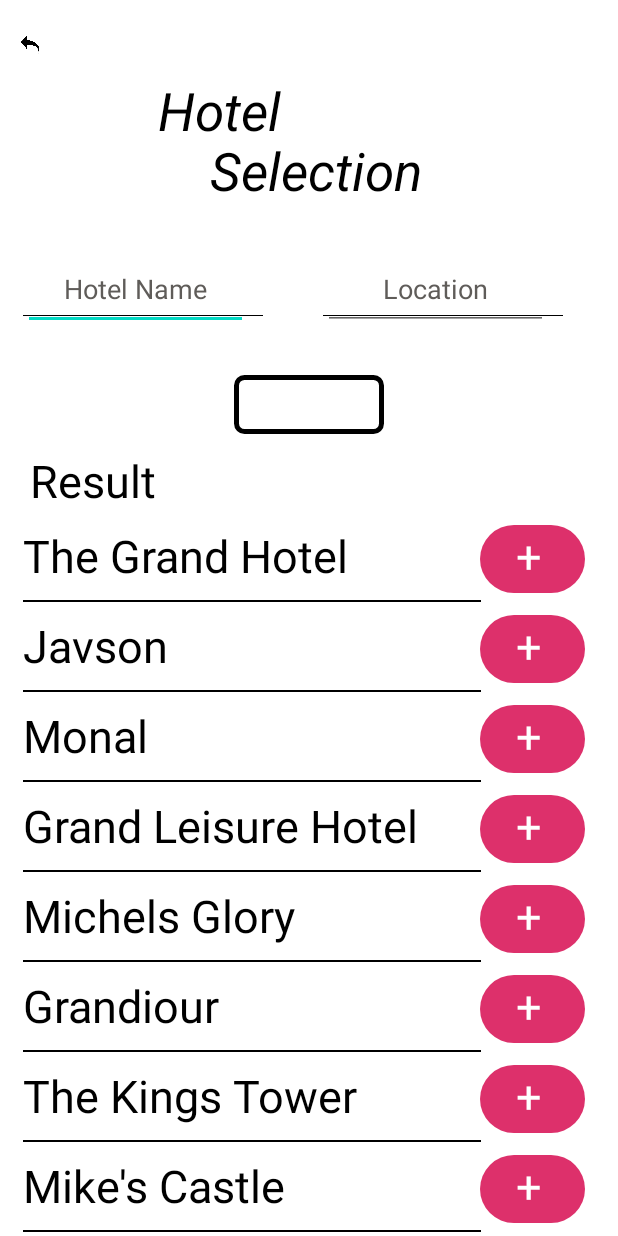
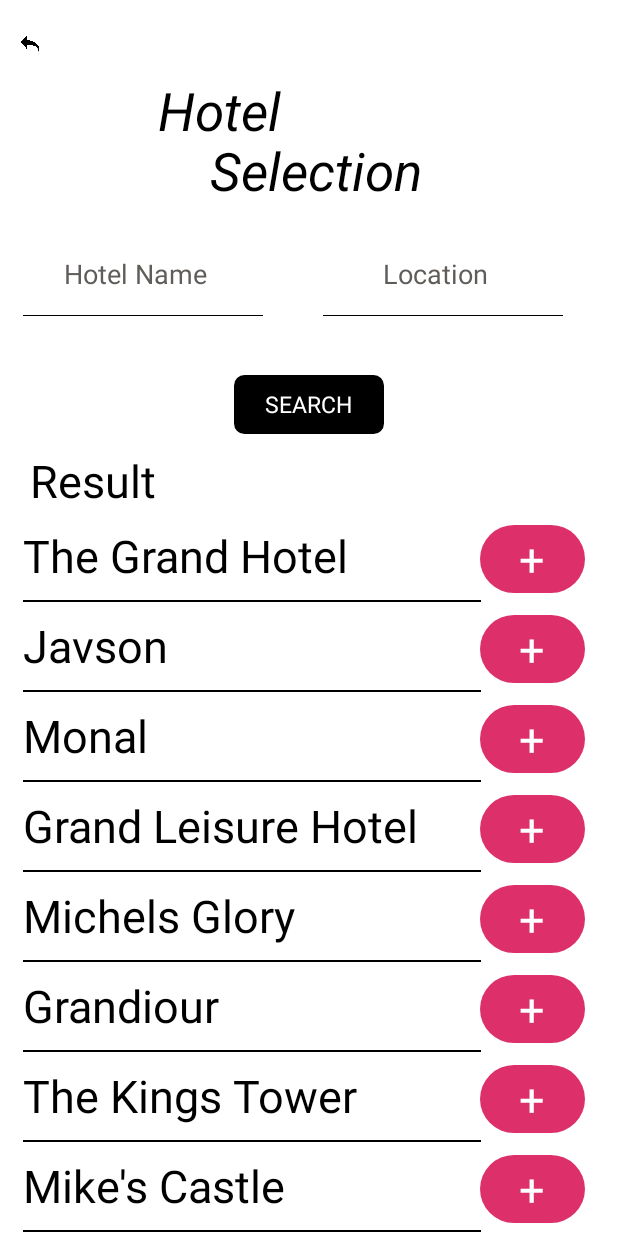
Before and after one commit to SameetAsadullah/Braille-Translator, an Android app: the Hotel_Selection screen opened directly, with no data from a screen before it, on a phone screen of 412 x 824 dp. Run offline under Robolectric (Android 15) with nearby library versions, the light colour scheme and no system bars.

Commit message:
update project files

```diff
--- a/app/src/main/java/com/sameetasadullah/i180479_i180531/HotelRegistration.java
+++ b/app/src/main/java/com/sameetasadullah/i180479_i180531/Registered_Hotels_Screen.java
@@ -9,7 +9,7 @@ import android.os.Bundle;
 import java.util.ArrayList;
 import java.util.List;
 
-public class HotelRegistration extends AppCompatActivity {
+public class Registered_Hotels_Screen extends AppCompatActivity {
 
     RecyclerView rv;
     List<Hotel_Registraion_row> ls;
@@ -17,7 +17,7 @@ public class HotelRegistration extends AppCompatActivity {
     @Override
     protected void onCreate(Bundle savedInstanceState) {
         super.onCreate(savedInstanceState);
-        setContentView(R.layout.activity_hotel_registration);
+        setContentView(R.layout.activity_registered_hotels_screen);
 
         rv = findViewById(R.id.rv);
         ls = new ArrayList<>();
--- a/app/src/main/java/com/sameetasadullah/i180479_i180531/MainActivity.java
+++ b/app/src/main/java/com/sameetasadullah/i180479_i180531/Reservations_Screen.java
@@ -9,7 +9,7 @@ import android.os.Bundle;
 import java.util.ArrayList;
 import java.util.List;
 
-public class MainActivity extends AppCompatActivity {
+public class Reservations_Screen extends AppCompatActivity {
 
 
     RecyclerView rv;
@@ -18,7 +18,7 @@ public class MainActivity extends AppCompatActivity {
     @Override
     protected void onCreate(Bundle savedInstanceState) {
         super.onCreate(savedInstanceState);
-        setContentView(R.layout.activity_main);
+        setContentView(R.layout.activity_reservations_screen);
 
         rv = findViewById(R.id.rv);
         ls = new ArrayList<>();
--- a/app/src/main/res/layout/activity_hotel_selection.xml
+++ b/app/src/main/res/layout/activity_hotel_selection.xml
@@ -38,12 +38,12 @@
     <EditText
         android:layout_width="150dp"
         android:layout_height="50dp"
+        android:layout_marginStart="15dp"
         android:layout_marginTop="170dp"
-        android:layout_marginStart="15dp"
         android:gravity="center_horizontal"
+        android:text="Hotel Name"
         android:textColor="#5F5C59"
-        android:text="Hotel Name"
-        ></EditText>
+        android:background="@null"/>
     <View
         android:background="#000"
         android:layout_width="160dp"
@@ -58,12 +58,12 @@
     <EditText
         android:layout_width="150dp"
         android:layout_height="50dp"
+        android:layout_marginStart="215dp"
         android:layout_marginTop="170dp"
-        android:layout_marginStart="215dp"
         android:gravity="center_horizontal"
+        android:text="Location"
         android:textColor="#5F5C59"
-        android:text="Location"
-        ></EditText>
+        android:background="@null"/>
     <View
         android:background="#000"
         android:layout_width="160dp"
@@ -72,23 +72,23 @@
         android:layout_gravity="center"
         android:layout_height="0.6dp"/>
 
-    <ImageView
+    <RelativeLayout
         android:layout_width="100dp"
         android:layout_height="39dp"
         android:layout_centerHorizontal="true"
         android:layout_marginTop="250dp"
         android:background="@drawable/main_screen_button_bg"
-        ></ImageView>
-    <TextView
-        android:layout_width="100dp"
-        android:layout_height="35dp"
-        android:layout_marginStart="174dp"
-        android:layout_marginTop="256dp"
-        android:textColor="@color/white"
-        android:textSize="15dp"
-        android:text="SEARCH"
-        ></TextView>
+        android:backgroundTint="#000000"
+        >
 
+        <TextView
+            android:layout_width="wrap_content"
+            android:layout_height="wrap_content"
+            android:text="SEARCH"
+            android:textColor="@color/white"
+            android:textSize="15dp"
+            android:layout_centerInParent="true"/>
+    </RelativeLayout>
 
     <TextView
         android:layout_width="100dp"
--- a/app/src/main/res/layout/activity_hotel_registration.xml
+++ b/app/src/main/res/layout/activity_registered_hotels_screen.xml
@@ -5,7 +5,7 @@
     xmlns:tools="http://schemas.android.com/tools"
     android:layout_width="match_parent"
     android:layout_height="match_parent"
-    tools:context=".HotelRegistration">
+    tools:context=".Registered_Hotels_Screen">
 
     <ImageView
         android:layout_width="20dp"
--- a/app/src/main/res/layout/activity_main.xml
+++ b/app/src/main/res/layout/activity_reservations_screen.xml
@@ -5,7 +5,7 @@
     xmlns:tools="http://schemas.android.com/tools"
     android:layout_width="match_parent"
     android:layout_height="match_parent"
-    tools:context=".MainActivity">
+    tools:context=".Reservations_Screen">
 
     <ImageView
         android:layout_width="20dp"
--- a/app/src/main/res/layout/hotel_selection_row.xml
+++ b/app/src/main/res/layout/hotel_selection_row.xml
@@ -16,21 +16,23 @@
     <RelativeLayout
         android:layout_width="match_parent"
         android:layout_height="match_parent">
-        <ImageView
+
+        <RelativeLayout
             android:layout_width="70dp"
             android:layout_height="45dp"
             android:layout_marginStart="320dp"
-        android:background="@drawable/plusbutton"
-        ></ImageView>
+            android:background="@drawable/plusbutton">
+
             <TextView
                 android:layout_width="wrap_content"
                 android:layout_height="wrap_content"
-            android:layout_marginStart="344dp"
                 android:text="+"
                 android:textSize="30dp"
                 android:textColor="@color/white"
-            ></TextView>
+                android:layout_centerInParent="true"/>
         </RelativeLayout>
+    </RelativeLayout>
+
     <View
         android:background="#000"
         android:layout_width="305dp"
@@ -38,5 +40,4 @@
         android:layout_marginTop="50dp"
         android:layout_marginLeft="15dp"
         android:layout_height="1dp"/>
-
 </RelativeLayout>
```
Also changed, not shown: app/src/main/AndroidManifest.xml (+21 -15 lines). Lines whose indentation alone changed are shown as unchanged.
